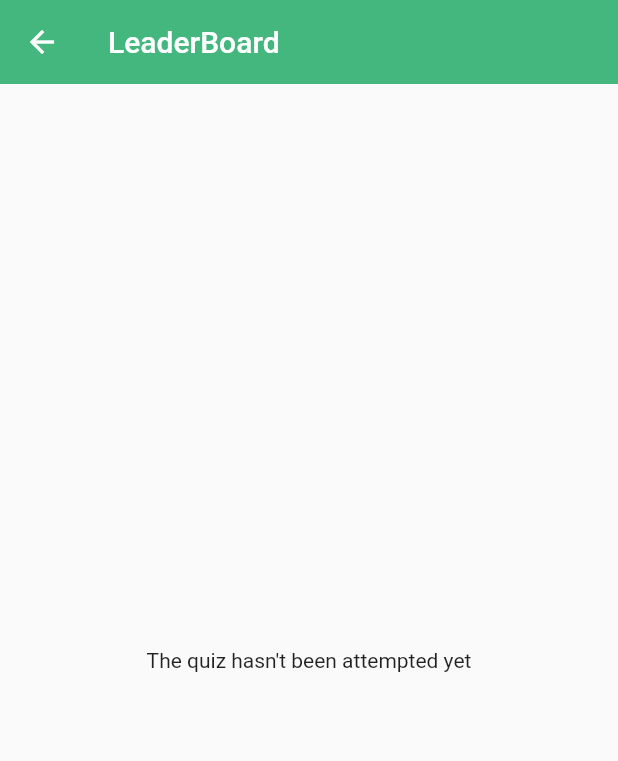
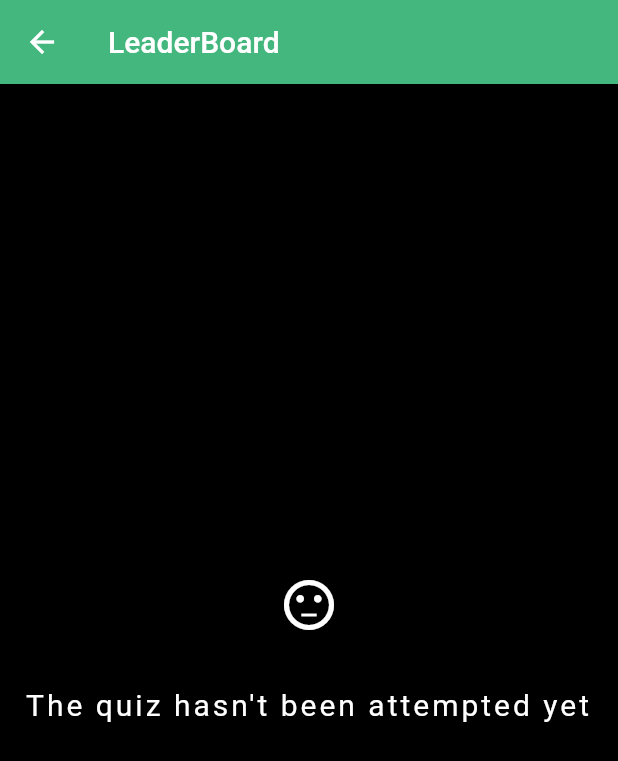
Before and after one commit to sauravsb99/Quaestio, a Flutter app: the LeaderBoard screen opened directly, on a phone screen of 412 x 824 dp. Shown: the top 761 px of the screen. Run offline on Flutter 3.47's test engine with Material 2 defaults, Android fonts, the phone set to English and light mode, and no system bars; our stand-ins replace cached_network_image, charts_flutter, cloud_firestore, csv, file_picker, firebase_auth and 5 more; accounts and stored records are empty; network calls fail.

Commit message:
leaderboard arguments changed

```diff
--- a/queastio/lib/screens/admin/Quiz_tileAdmin.dart
+++ b/queastio/lib/screens/admin/Quiz_tileAdmin.dart
@@ -118,7 +118,7 @@ class QuizTileAdmin extends StatelessWidget {
                               onPressed: () {
                                 print(answers);
                                 Navigator.pushNamed(context, LeaderRoute,
-                                    arguments: quiz.qName);
+                                    arguments: {'qId': quiz.qId});
                               },
                               child: Text(
                                 'Leaderboard',
--- a/queastio/lib/screens/home/leader_board.dart
+++ b/queastio/lib/screens/home/leader_board.dart
@@ -2,31 +2,32 @@ import 'package:flutter/material.dart';
 import 'package:queastio/models/score.dart';
 import 'package:queastio/screens/home/leader_tile.dart';
 import 'package:queastio/services/database.dart';
+import 'package:queastio/shared/loading.dart';
+import 'package:queastio/shared/nothing_here.dart';
 
 class LeaderBoard extends StatefulWidget {
-  final String qname;
-  final String qtopic;
-  LeaderBoard({this.qname,this.qtopic});
+  final String qId;
+  LeaderBoard({this.qId});
   @override
-  _LeaderBoardState createState() => _LeaderBoardState(qname: qname,qtopic:qtopic);
+  _LeaderBoardState createState() => _LeaderBoardState();
 }
 
 class _LeaderBoardState extends State<LeaderBoard> {
-  final String qname;
-  final String qtopic;
-  _LeaderBoardState({this.qname,this.qtopic});
   @override
   Widget build(BuildContext context) {
     return StreamBuilder<List<Score>>(
-        stream: DatabaseService().getQuizScores(qname,qtopic),
+        stream: DatabaseService().getQuizScores(widget.qId),
         builder: (context, snapshot) {
           if (snapshot.hasData) {
             List<Score> scores = snapshot.data;
-            return Scaffold(
+            return scores.length == 0
+                ? NothingHere(
+                    title: 'LeaderBoard',
+                    text: 'The quiz hasn\'t been attempted yet',
+                  )
+                : Scaffold(
                     appBar: AppBar(title: Text('LeaderBoard')),
-              body: scores.length == 0
-                  ? Center(child: Text('The quiz hasn\'t been attempted yet'))
-                  : ListView.builder(
+                    body: ListView.builder(
                         itemCount: scores.length,
                         itemBuilder: (context, index) {
                           double perc =
@@ -38,12 +39,7 @@ class _LeaderBoardState extends State<LeaderBoard> {
                         }),
                   );
           } else {
-            return Scaffold(
-              appBar: AppBar(title: Text('LeaderBoard')),
-              body: Center(
-                child: Text('The quiz hasn\'t been attempted yet'),
-              ),
-            );
+            return Loading();
           }
         });
   }
--- a/queastio/lib/screens/home/question_card.dart
+++ b/queastio/lib/screens/home/question_card.dart
@@ -42,7 +42,7 @@ class _QuestionCardState extends State<QuestionCard>
       await DatabaseService(uid: user.uid).insertScore(
           userData.name,
           widget.quiz['qname'],
-          widget.quiz['qTopic'],
+          widget.quiz['qId'],
           score,
           widget.quiz['answers'].length,
           time);
--- a/queastio/lib/screens/home/quiz_tile.dart
+++ b/queastio/lib/screens/home/quiz_tile.dart
@@ -159,8 +159,7 @@ class QuizTile extends StatelessWidget {
                               onPressed: () {
                                 print(answers);
                                 Navigator.pushNamed(context, LeaderRoute,
-                                    arguments:{ 'qname':quiz.qName,
-                                      'qtopic':quiz.qTopic});
+                                    arguments: {'qId': quiz.qId});
                               },
                               child: Text(
                                 'Leaderboard',
@@ -188,7 +187,7 @@ class QuizTile extends StatelessWidget {
                                           'questions': quiz.questions,
                                           'answers': answers,
                                           'qname': quiz.qName,
-                                          'qTopic': quiz.qTopic,
+                                          'qId': quiz.qId,
                                           'firstTime': true,
                                           'duration': quiz.duration
                                         });
--- /dev/null
+++ b/queastio/lib/shared/nothing_here.dart
@@ -0,0 +1,48 @@
+import 'package:flutter/material.dart';
+
+class NothingHere extends StatelessWidget {
+  final String title;
+  final String text;
+  const NothingHere({
+    this.title,
+    this.text,
+    Key key,
+  }) : super(key: key);
+
+  @override
+  Widget build(BuildContext context) {
+    return Scaffold(
+      backgroundColor: Colors.black,
+      appBar: AppBar(
+        title: Text(title),
+      ),
+      body: Center(
+        child: Column(
+          mainAxisAlignment: MainAxisAlignment.center,
+          children: <Widget>[
+            Icon(
+              Icons.sentiment_neutral,
+              color: Colors.white,
+              size: 40.0,
+            ),
+            SizedBox(
+              height: 20.0,
+            ),
+            Padding(
+              padding: const EdgeInsets.all(15.0),
+              child: Text(
+                text,
+                style: TextStyle(
+                  color: Colors.white,
+                  fontSize: 20.0,
+                  letterSpacing: 2.0,
+                ),
+                textAlign: TextAlign.center,
+              ),
+            ),
+          ],
+        ),
+      ),
+    );
+  }
+}
```
Also changed, not shown: queastio/lib/router/router.dart (+7 -9 lines), queastio/lib/screens/home/previous_scores.dart (+3 -30 lines), queastio/lib/services/database.dart (+4 -5 lines). Lines whose indentation alone changed are shown as unchanged.
